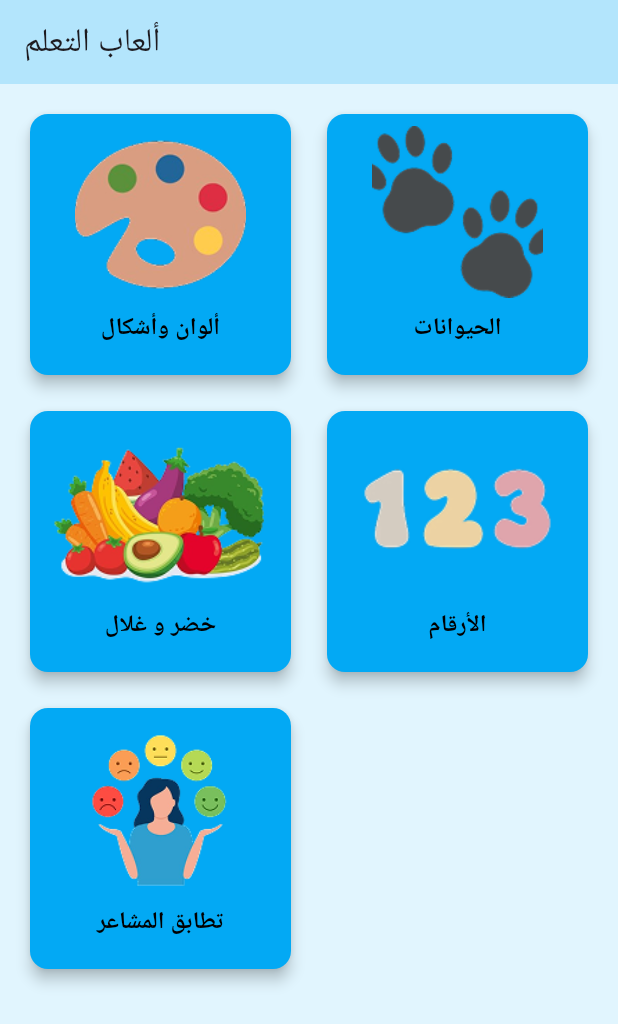
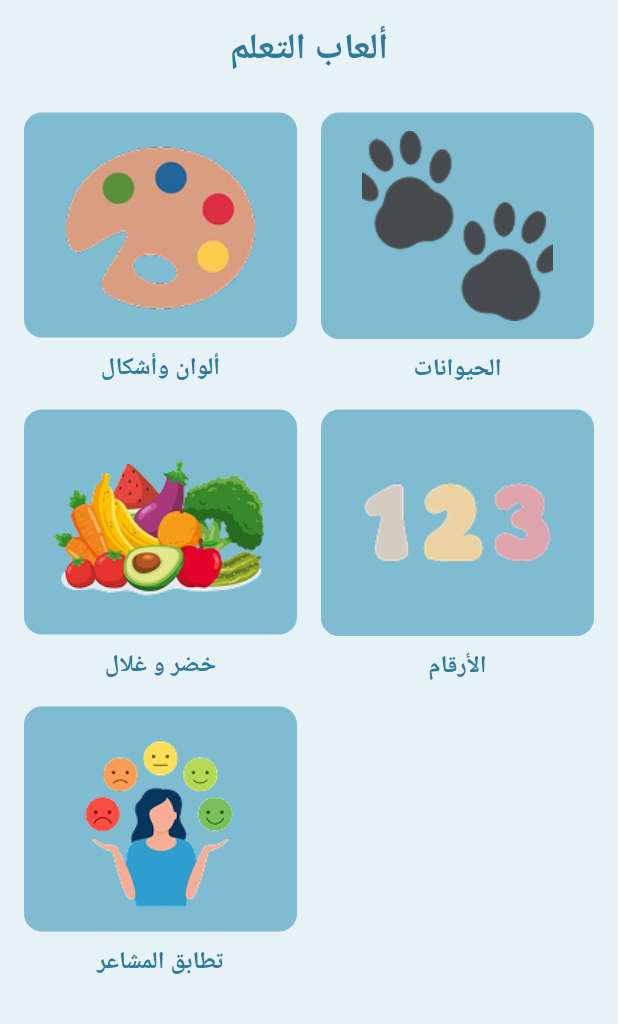
Before and after one commit to YounesMakhlouf/PFA, a Flutter app: the screen it shows after launch, on a phone screen of 412 x 824 dp. Shown: the top 1024 px of the screen. Run offline on Flutter 3.47's test engine with Material 3 defaults, Android fonts, the phone set to English and light mode, and no system bars; Roboto replaces fonts that are missing (Arial).

Commit message:
refactor(homepage): restructure layout and update UI components
Restructure the homepage layout by removing the app bar and adjusting the grid layout. Update the GameCard widget to use a new design with a consistent color scheme and improved image handling. These changes enhance the visual consistency and user experience.

```diff
--- a/lib/main.dart
+++ b/lib/main.dart
@@ -38,12 +38,23 @@
     ]);
 
     return Scaffold(
-      appBar: AppBar(
-        title: const Text('ألعاب التعلم'),
-        backgroundColor: Colors.lightBlue[100],
+      body: Container(
+        color: const Color(0xFFE6F2F5), // Light blue background like in the image
+        child: SafeArea(
+          child: Column(
+            children: [
+              const Padding(
+                padding: EdgeInsets.only(top: 16.0, bottom: 8.0),
+                child: Text(
+                  'ألعاب التعلم',
+                  style: TextStyle(
+                    fontSize: 24,
+                    fontWeight: FontWeight.bold,
+                    color: Color(0xFF2D7A9C),
                   ),
-      body: Container(
-        color: Colors.lightBlue[50],
+                ),
+              ),
+              Expanded(
                 child: Padding(
                   padding: const EdgeInsets.all(16.0),
                   child: GridView.count(
@@ -54,8 +65,7 @@
                       // Colors and Shapes Game
                       GameCard(
                         title: 'ألوان وأشكال',
-                icon: 'assets/images/colors_icon.png',
-                color: Colors.lightBlue,
+                        imagePath: 'assets/images/colors_icon.png',
                         onTap: () {
                           // Set landscape orientation for game
                           SystemChrome.setPreferredOrientations([
@@ -78,8 +88,7 @@
                       // Animals Game
                       GameCard(
                         title: 'الحيوانات',
-                icon: 'assets/images/animals_icon.png',
-                color: Colors.lightBlue,
+                        imagePath: 'assets/images/animals_icon.png',
                         onTap: () {
                           // Will implement later
                         },
@@ -88,8 +97,7 @@
                       // Fruits and Vegetables Game
                       GameCard(
                         title: 'خضر و غلال',
-                icon: 'assets/images/fruits_icon.png',
-                color: Colors.lightBlue,
+                        imagePath: 'assets/images/fruits_icon.png',
                         onTap: () {
                           // Will implement later
                         },
@@ -98,8 +106,7 @@
                       // Numbers Game
                       GameCard(
                         title: 'الأرقام',
-                icon: 'assets/images/numbers_icon.png',
-                color: Colors.lightBlue,
+                        imagePath: 'assets/images/numbers_icon.png',
                         onTap: () {
                           // Will implement later
                         },
@@ -108,11 +115,14 @@
                       // Emotions Matching Game
                       GameCard(
                         title: 'تطابق المشاعر',
-                icon: 'assets/images/emotions_icon.png',
-                color: Colors.lightBlue,
+                        imagePath: 'assets/images/emotions_icon.png',
                         onTap: () {
                           // Will implement later
                         },
+                      ),
+                    ],
+                  ),
+                ),
               ),
             ],
           ),
@@ -124,15 +134,13 @@
 
 class GameCard extends StatelessWidget {
   final String title;
-  final String icon;
-  final Color color;
+  final String imagePath;
   final VoidCallback onTap;
 
   const GameCard({
     super.key,
     required this.title,
-    required this.icon,
-    required this.color,
+    required this.imagePath,
     required this.onTap,
   });
 
@@ -140,21 +148,20 @@
   Widget build(BuildContext context) {
     return GestureDetector(
       onTap: onTap,
-      child: Card(
-        color: color,
-        elevation: 4,
-        shape: RoundedRectangleBorder(
+      child: Column(
+        children: [
+          Expanded(
+            child: Container(
+              decoration: BoxDecoration(
+                color: const Color(0xFF7FBCD2), // Teal blue like in the image
                 borderRadius: BorderRadius.circular(12),
               ),
-        child: Column(
-          mainAxisAlignment: MainAxisAlignment.center,
-          children: [
-            Expanded(
-              flex: 3,
+              child: Center(
                 child: Padding(
-                padding: const EdgeInsets.all(8.0),
+                  padding: const EdgeInsets.all(12.0),
                   child: Image.asset(
-                  icon,
+                    imagePath,
+                    fit: BoxFit.contain,
                     errorBuilder: (context, error, stackTrace) {
                       // Fallback icon if image not found
                       return const Icon(
@@ -166,20 +173,19 @@
                   ),
                 ),
               ),
-            Expanded(
-              flex: 1,
-              child: Text(
+            ),
+          ),
+          const SizedBox(height: 8),
+          Text(
             title,
             style: const TextStyle(
-                  color: Colors.black,
+              color: Color(0xFF2D7A9C),
               fontWeight: FontWeight.bold,
               fontSize: 16,
             ),
             textAlign: TextAlign.center,
           ),
-            ),
         ],
-        ),
       ),
     );
   }
```
Lines whose indentation alone changed are shown as unchanged.
